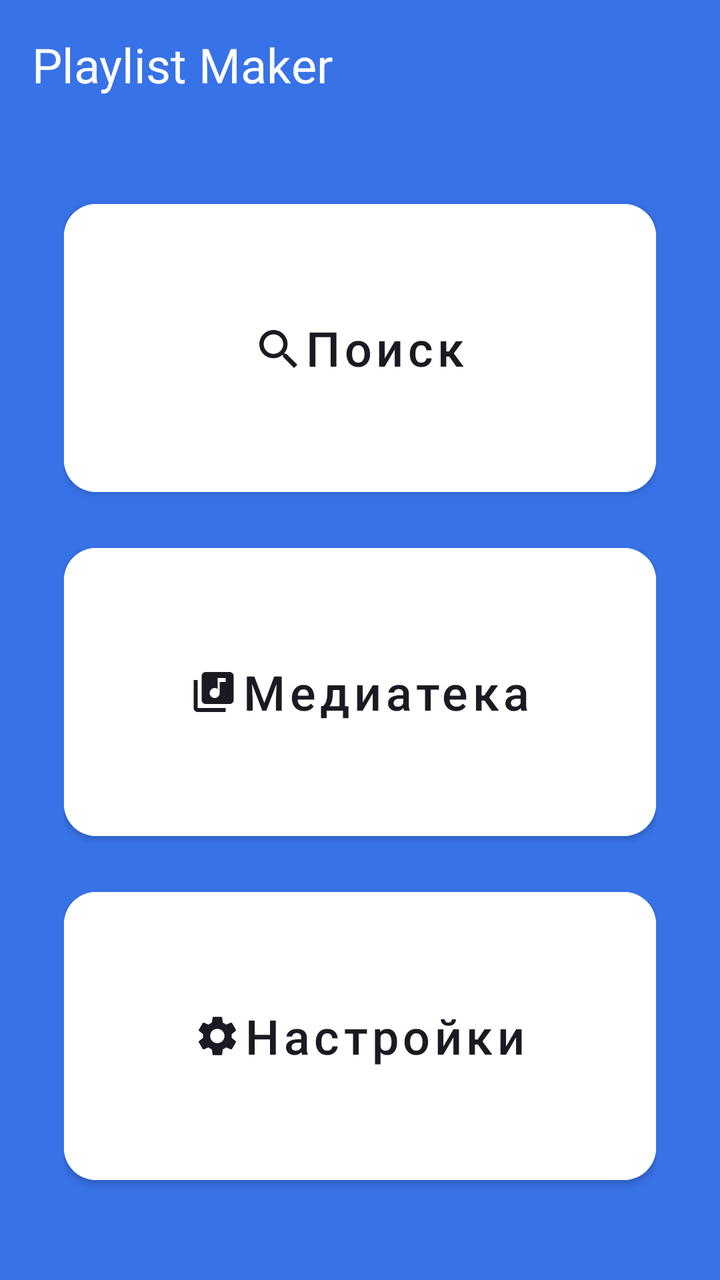
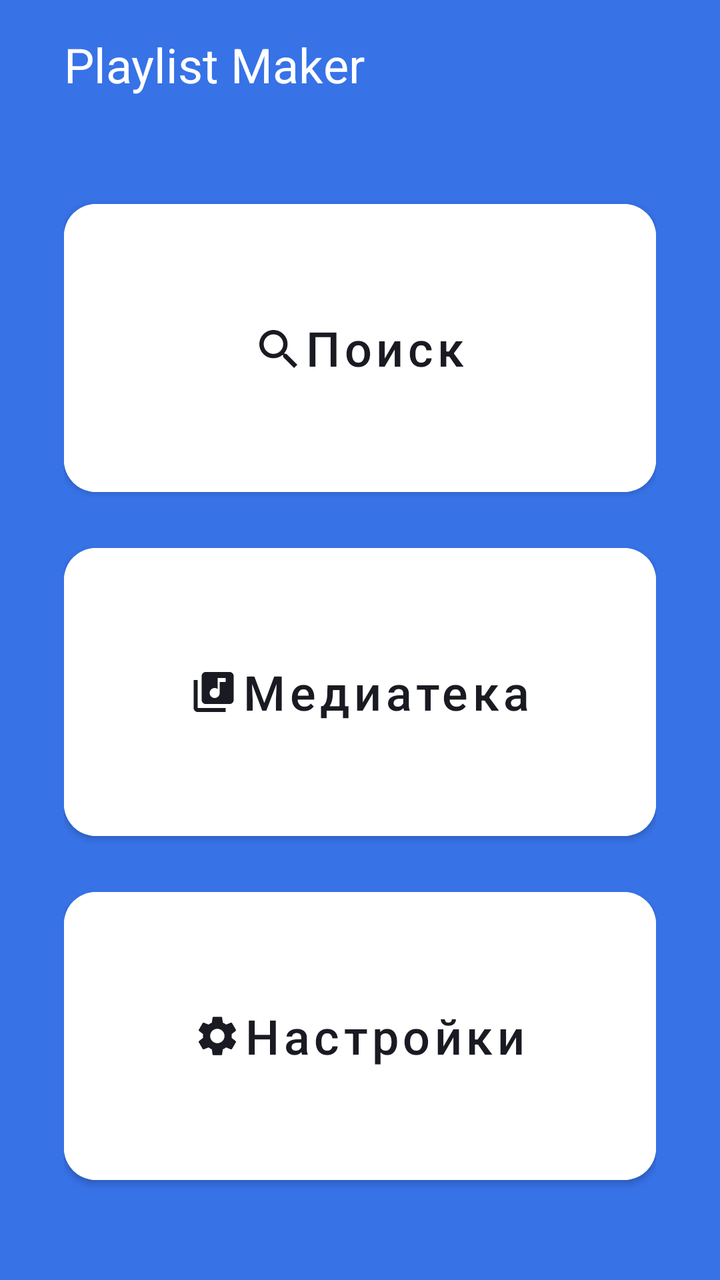

Two renders of the same Android screen: before a commit and after it. Below are the layout's source before the change and the commit's diff.
<!-- AndroidManifest.xml: application theme Theme.MaterialComponents.DayNight.NoActionBar -->
<!-- res/layout/activity_main.xml -->
<?xml version="1.0" encoding="utf-8"?>
<LinearLayout xmlns:android="http://schemas.android.com/apk/res/android"
    xmlns:app="http://schemas.android.com/apk/res-auto"
    xmlns:tools="http://schemas.android.com/tools"
    android:id="@+id/main"
    android:layout_height="match_parent"
    android:layout_width="match_parent"
    android:orientation="vertical"
    android:background="@color/pm_blue"
    android:padding="@dimen/padding_main"
    >


    <TextView
        android:layout_width="match_parent"
        android:layout_height="@dimen/header_size"
        android:textSize="@dimen/text_size"
        android:textColor="@color/white"
        android:text="@string/app_name"
        />

    <LinearLayout
        android:layout_width="match_parent"
        android:layout_height="0dp"
        android:layout_weight="1"
        android:orientation="vertical"
        android:paddingTop="@dimen/padding_setting"
        android:paddingLeft="@dimen/padding_main"
        android:paddingRight="@dimen/padding_main"
        android:paddingBottom="@dimen/padding_main_buttom">

        <Button
            android:id="@+id/search"
            android:layout_width="match_parent"
            android:layout_height="0dp"
            android:layout_weight="1"
            android:backgroundTint="@color/white"
            android:textColor="@color/pm_black"
            android:textSize="@dimen/text_size"
            android:text="@string/search_name"
            android:textAllCaps="false"
            app:icon="@drawable/ic_search_24"
            app:iconGravity="textStart"
            app:iconPadding="@dimen/icon_padding"
            app:iconTint="@color/pm_black"
            app:cornerRadius="@dimen/radius_button"
            tools:ignore="NestedWeights" />


        <Button
            android:id="@+id/library"
            android:layout_width="match_parent"
            android:layout_height="0dp"
            android:layout_weight="1"
            android:layout_marginTop="@dimen/button_top"
            android:backgroundTint="@color/white"
            android:textColor="@color/pm_black"
            android:textSize="@dimen/text_size"
            android:text="@string/library_name"
            android:textAllCaps="false"
            app:icon="@drawable/ic_library_24"
            app:iconGravity="textStart"
            app:iconPadding="@dimen/icon_padding"
            app:iconTint="@color/pm_black"
            app:cornerRadius="@dimen/radius_button"
            />

        <Button
            android:id="@+id/settings"
            android:layout_width="match_parent"
            android:layout_height="0dp"
            android:layout_weight="1"
            android:layout_marginTop="@dimen/button_top"
            android:backgroundTint="@color/white"
            android:textColor="@color/pm_black"
            android:textSize="@dimen/text_size"
            android:text="@string/settings_name"
            android:textAllCaps="false"
            app:icon="@drawable/ic_settings_24"
            app:iconGravity="textStart"
            app:iconPadding="@dimen/icon_padding"
            app:iconTint="@color/pm_black"
            app:cornerRadius="@dimen/radius_button"
            />

    </LinearLayout>

</LinearLayout>
<!-- resources referenced by this layout -->
<resources>
  <color name="pm_black">#1A1B22</color>
  <color name="pm_blue">#3772E7</color>
  <color name="white">#FFFFFFFF</color>
  <dimen name="button_top">16dp</dimen>
  <dimen name="header_size">56dp</dimen>
  <dimen name="icon_padding">1dp</dimen>
  <dimen name="padding_main">16dp</dimen>
  <dimen name="padding_main_buttom">28dp</dimen>
  <dimen name="padding_setting">24dp</dimen>
  <dimen name="radius_button">16dp</dimen>
  <dimen name="text_size">24sp</dimen>
  <!-- drawable ic_library_24 (drawable) -->
  <vector android:height="24dp" android:viewportHeight="24"
      android:viewportWidth="25" android:width="25dp" xmlns:android="http://schemas.android.com/apk/res/android">
      <path android:fillColor="#1A1B22" android:pathData="M20.5 2H8.5C7.4 2 6.5 2.9 6.5 4V16C6.5 17.1 7.4 18 8.5 18H20.5C21.6 18 22.5 17.1 22.5 16V4C22.5 2.9 21.6 2 20.5 2ZM18.5 7H15.5V12.5C15.5 13.88 14.38 15 13 15C11.62 15 10.5 13.88 10.5 12.5C10.5 11.12 11.62 10 13 10C13.57 10 14.08 10.19 14.5 10.51V5H18.5V7ZM4.5 6H2.5V20C2.5 21.1 3.4 22 4.5 22H18.5V20H4.5V6Z"/>
  </vector>
  <!-- drawable ic_search_24 (drawable) -->
  <vector xmlns:android="http://schemas.android.com/apk/res/android" android:height="24dp" android:tint="#000000" android:viewportHeight="24" android:viewportWidth="24" android:width="24dp">
        
      <path android:fillColor="#1A1B22" android:pathData="M16.5792 14.9497H15.721L15.4168 14.6564C16.4814 13.418 17.1224 11.8102 17.1224 10.0612C17.1224 6.16124 13.9611 3 10.0612 3C6.16124 3 3 6.16124 3 10.0612C3 13.9611 6.16124 17.1224 10.0612 17.1224C11.8102 17.1224 13.418 16.4814 14.6564 15.4168L14.9497 15.721V16.5792L20.3814 22L22 20.3814L16.5792 14.9497ZM10.0612 14.9497C7.3562 14.9497 5.17267 12.7662 5.17267 10.0612C5.17267 7.3562 7.3562 5.17267 10.0612 5.17267C12.7662 5.17267 14.9497 7.3562 14.9497 10.0612C14.9497 12.7662 12.7662 14.9497 10.0612 14.9497Z"/>
      
  </vector>
  <!-- drawable ic_settings_24 (drawable) -->
  <vector android:height="24dp" android:viewportHeight="24"
      android:viewportWidth="24" android:width="24dp" xmlns:android="http://schemas.android.com/apk/res/android">
      <path android:fillColor="#1A1B22" android:pathData="M19.1401 12.9399C19.1801 12.6399 19.2001 12.3299 19.2001 11.9999C19.2001 11.6799 19.1801 11.3599 19.1301 11.0599L21.1601 9.4799C21.3401 9.3399 21.3901 9.0699 21.2801 8.8699L19.3601 5.5499C19.2401 5.3299 18.9901 5.2599 18.7701 5.3299L16.3801 6.2899C15.8801 5.9099 15.3501 5.5899 14.7601 5.3499L14.4001 2.8099C14.3601 2.5699 14.1601 2.3999 13.9201 2.3999H10.0801C9.84011 2.3999 9.65011 2.5699 9.61011 2.8099L9.25011 5.3499C8.66011 5.5899 8.12011 5.9199 7.63011 6.2899L5.24011 5.3299C5.02011 5.2499 4.77011 5.3299 4.65011 5.5499L2.74011 8.8699C2.62011 9.0799 2.66011 9.3399 2.86011 9.4799L4.89011 11.0599C4.84011 11.3599 4.80011 11.6899 4.80011 11.9999C4.80011 12.3099 4.82011 12.6399 4.87011 12.9399L2.84011 14.5199C2.66011 14.6599 2.61011 14.9299 2.72011 15.1299L4.64011 18.4499C4.76011 18.6699 5.01011 18.7399 5.23011 18.6699L7.62011 17.7099C8.12011 18.0899 8.65011 18.4099 9.24011 18.6499L9.60011 21.1899C9.65011 21.4299 9.84011 21.5999 10.0801 21.5999H13.9201C14.1601 21.5999 14.3601 21.4299 14.3901 21.1899L14.7501 18.6499C15.3401 18.4099 15.8801 18.0899 16.3701 17.7099L18.7601 18.6699C18.9801 18.7499 19.2301 18.6699 19.3501 18.4499L21.2701 15.1299C21.3901 14.9099 21.3401 14.6599 21.1501 14.5199L19.1401 12.9399ZM12.0001 15.5999C10.0201 15.5999 8.40011 13.9799 8.40011 11.9999C8.40011 10.0199 10.0201 8.3999 12.0001 8.3999C13.9801 8.3999 15.6001 10.0199 15.6001 11.9999C15.6001 13.9799 13.9801 15.5999 12.0001 15.5999Z"/>
  </vector>
  <string name="app_name">Playlist Maker</string>
  <string name="library_name">Медиатека</string>
  <string name="search_name">Поиск</string>
  <string name="settings_name">Настройки</string>
</resources>

<!-- the commit's change to res/layout/activity_main.xml (unified diff, before → after) -->
@@ -15,6 +15,7 @@
         android:layout_width="match_parent"
         android:layout_height="@dimen/header_size"
         android:textSize="@dimen/text_size"
+        android:paddingLeft="@dimen/padding_main"
         android:textColor="@color/white"
         android:text="@string/app_name"
         />
